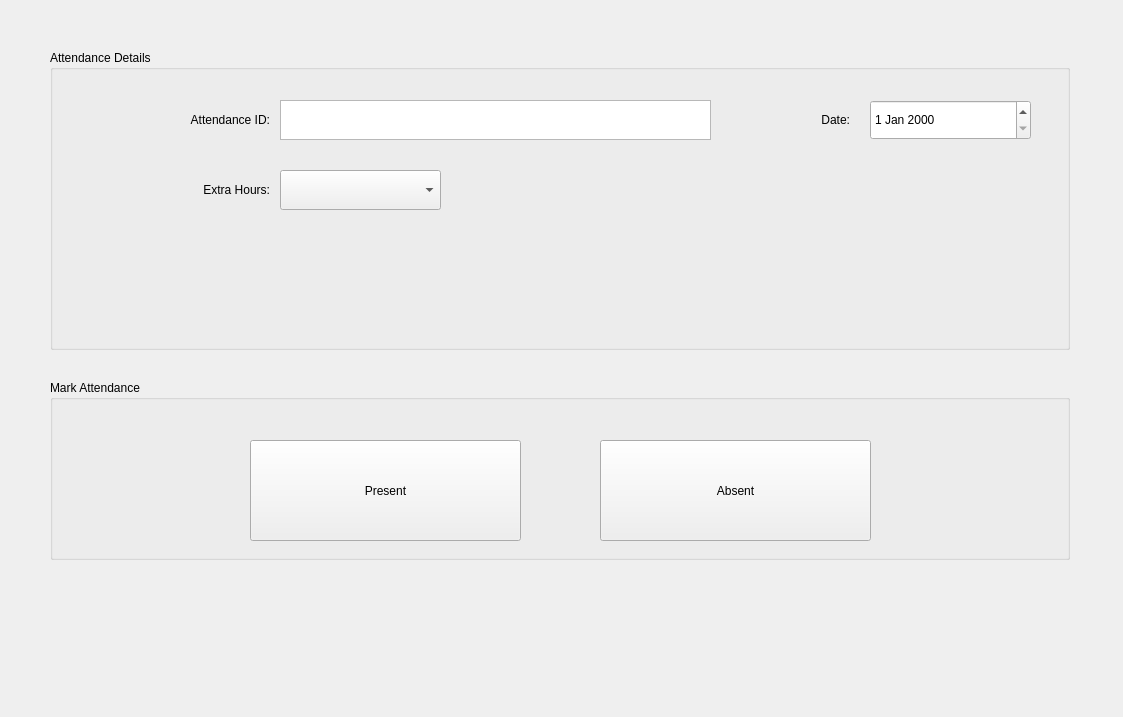
Above: Maintendance/markattendancescreen.ui from markhan101/Maintendance before the change. Below: the same form after it.
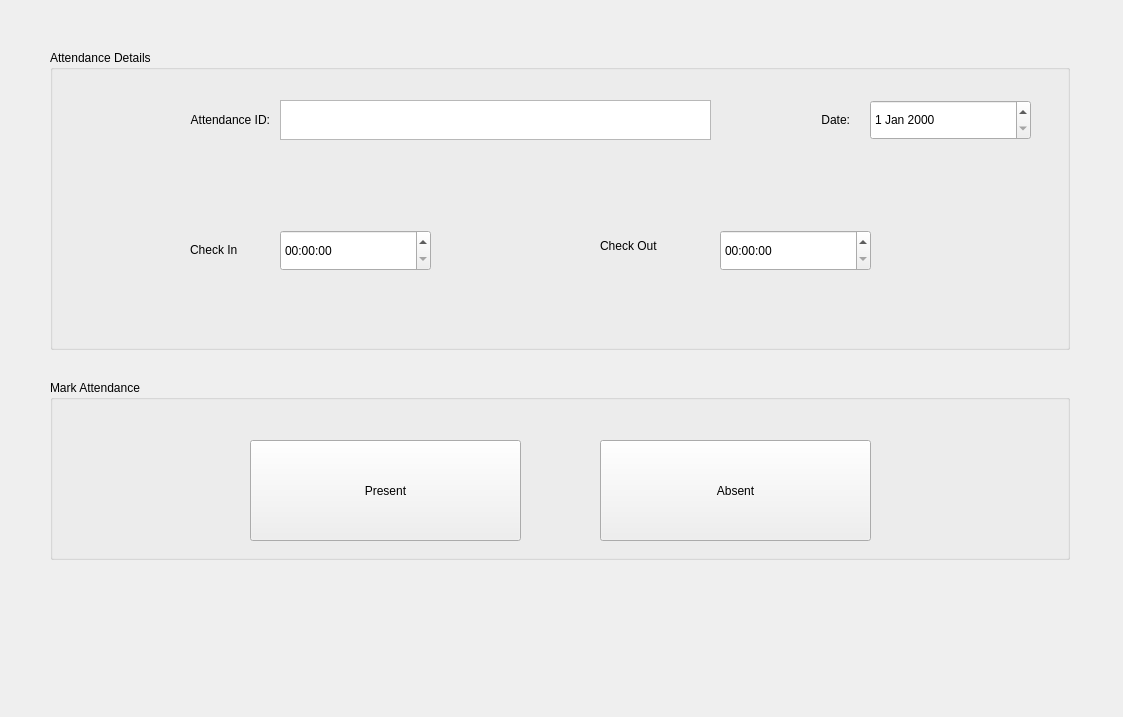
That is the form after the change.

Commit message: added time stamp

The edit to the form file:
```diff
--- a/Maintendance/markattendancescreen.ui
+++ b/Maintendance/markattendancescreen.ui
@@ -83,33 +83,50 @@
      </rect>
     </property>
    </widget>
-   <widget class="QLabel" name="extraHoursLabel">
-    <property name="geometry">
-     <rect>
-      <x>70</x>
-      <y>120</y>
-      <width>150</width>
-      <height>40</height>
-     </rect>
-    </property>
-    <property name="text">
-     <string>Extra Hours:</string>
-    </property>
-    <property name="alignment">
-     <set>Qt::AlignmentFlag::AlignRight|Qt::AlignmentFlag::AlignTrailing|Qt::AlignmentFlag::AlignVCenter</set>
-    </property>
-   </widget>
-   <widget class="QComboBox" name="extraHoursComboBox">
+   <widget class="QTimeEdit" name="fromTimeTimeEdit">
     <property name="geometry">
      <rect>
       <x>230</x>
-      <y>120</y>
-      <width>161</width>
-      <height>40</height>
+      <y>180</y>
+      <width>151</width>
+      <height>41</height>
      </rect>
     </property>
-    <property name="styleSheet">
-     <string notr="true">QComboBox { text-align: center; }</string>
+   </widget>
+   <widget class="QLabel" name="fromTimeLabel">
+    <property name="geometry">
+     <rect>
+      <x>140</x>
+      <y>190</y>
+      <width>63</width>
+      <height>20</height>
+     </rect>
+    </property>
+    <property name="text">
+     <string>Check In</string>
+    </property>
+   </widget>
+   <widget class="QLabel" name="toTimeLabel">
+    <property name="geometry">
+     <rect>
+      <x>550</x>
+      <y>180</y>
+      <width>81</width>
+      <height>31</height>
+     </rect>
+    </property>
+    <property name="text">
+     <string>Check Out </string>
+    </property>
+   </widget>
+   <widget class="QTimeEdit" name="toTimeTimeEdit">
+    <property name="geometry">
+     <rect>
+      <x>670</x>
+      <y>180</y>
+      <width>151</width>
+      <height>41</height>
+     </rect>
     </property>
    </widget>
   </widget>
```
The commit also changes 10 other files.
